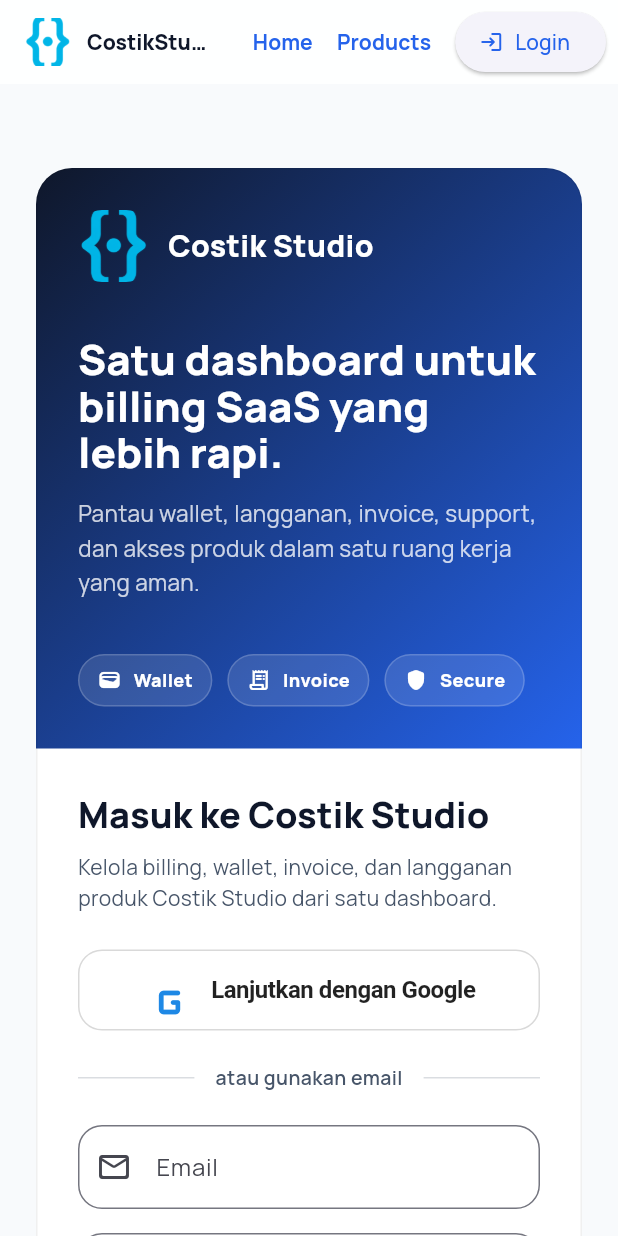
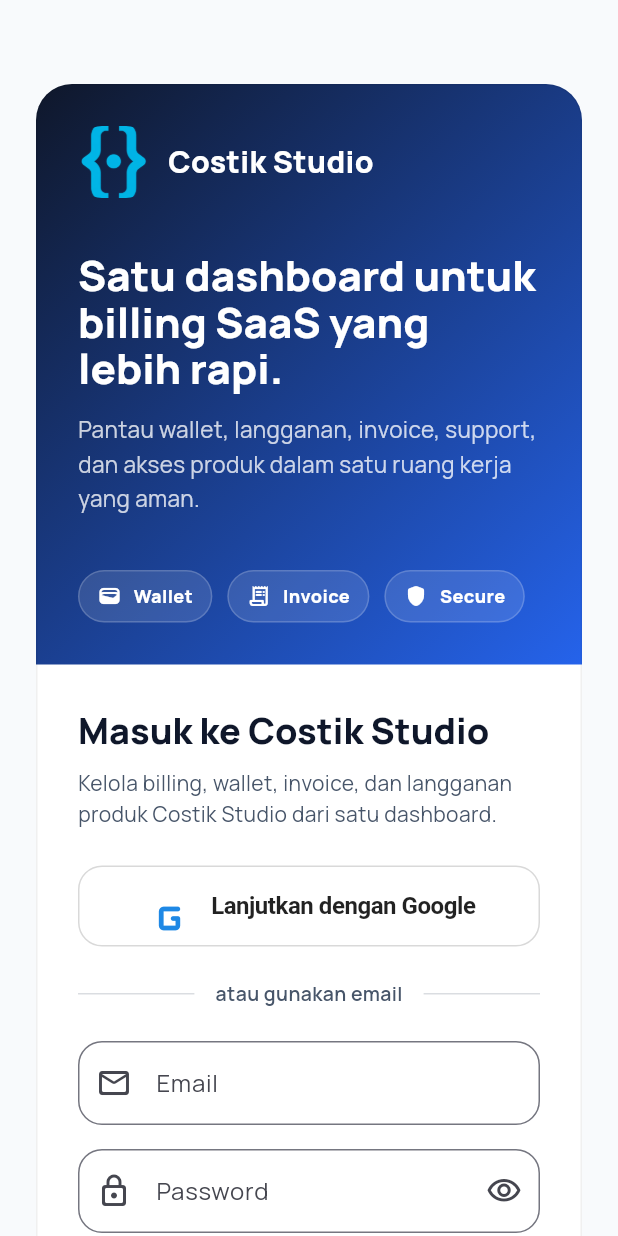
Before and after one commit to kamacostik/costikstudio, a Flutter app: the screen it shows after launch, after a tap on "Login", on a phone screen of 412 x 824 dp. Run offline on Flutter 3.47's test engine with Material 3 defaults, Android fonts, the phone set to English and light mode, and no system bars; our stand-ins replace cached_network_image, equatable, file_picker, fl_chart, flutter_bloc, flutter_dotenv and 3 more; missing offline and left inert: dart:html; accounts and stored records are empty.

Commit message:
style: completely hide appbar and sidebar on login page for cleaner UI

```diff
--- a/lib/core/router/app_router.dart
+++ b/lib/core/router/app_router.dart
@@ -329,6 +329,13 @@
                 Expanded(child: child),
               ],
             ),
+          );
+        }
+
+        if (location == AppRoutes.login) {
+          return Scaffold(
+            backgroundColor: const Color(0xFFF8FAFC),
+            body: child,
           );
         }
 
```
